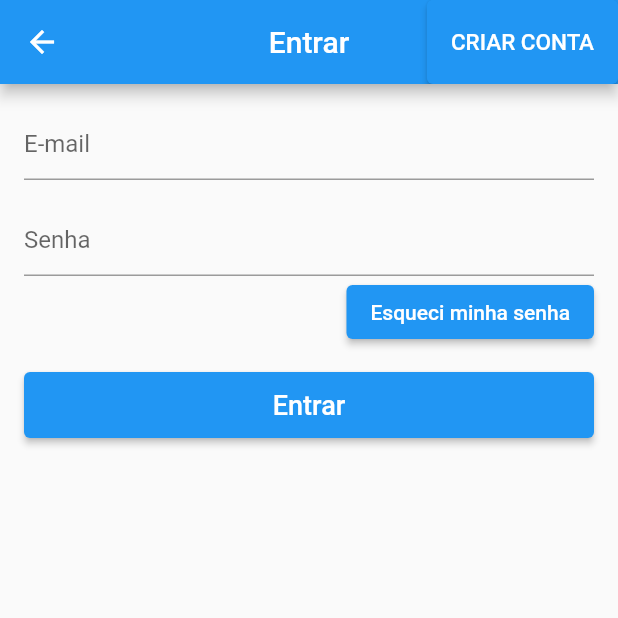
After one commit to Brunocape/loja_cup_cake, a Flutter app: the screen it shows after launch, in the side drawer, after a tap on "Entre ou cadastre-se >", on a phone screen of 412 x 824 dp, the top half of it. The commit adds this screen. Run offline on Flutter 3.47's test engine with Material 2 defaults, Android fonts, the phone set to English and light mode, and no system bars; our stand-ins replace carousel_slider, cloud_firestore, firebase_auth, firebase_core, transparent_image; accounts and stored records are empty.

Commit message:
Login funcionando.

```diff
--- a/lib/main.dart
+++ b/lib/main.dart
@@ -1,4 +1,5 @@
 import 'package:flutter/material.dart';
+import 'package:loja_cup_cake/models/userModel.dart';
 import 'package:loja_cup_cake/pages/homePage.dart';
 import 'package:firebase_core/firebase_core.dart';
 
@@ -17,11 +18,11 @@ class MyApp extends StatelessWidget {
     return MaterialApp(
       title: 'Flutter Cake',
       theme: ThemeData(
-        primarySwatch: Colors.blue,
-        primaryColor: const Color.fromARGB(255, 4, 125, 141)
+          primarySwatch: Colors.blue,
+          primaryColor: const Color.fromARGB(255, 4, 125, 141)
       ),
       debugShowCheckedModeBanner: false,
-      home: HomePage(),
+      home: HomePage(UserModel()),
     );
   }
 }
--- a/lib/models/productData.dart
+++ b/lib/models/productData.dart
@@ -6,7 +6,8 @@ class ProductData {
   late String category;
   late String title;
   late double price;
-  late List images;
+  List images = [];
+  late String description;
 
 
   ProductData.fromDocument(DocumentSnapshot snapshot){
@@ -15,6 +16,7 @@ class ProductData {
     price = snapshot.get("price") + 0.0;
     images = snapshot.get("images");
     category = "";
+    description = snapshot.get("description");
   }
 
   Map<String, dynamic> toResumedMap(){
--- a/lib/pages/homePage.dart
+++ b/lib/pages/homePage.dart
@@ -1,11 +1,14 @@
 import 'package:flutter/material.dart';
+import 'package:loja_cup_cake/models/userModel.dart';
 import 'package:loja_cup_cake/tabs/categoryTab.dart';
 import 'package:loja_cup_cake/tabs/homeTab.dart';
 import 'package:loja_cup_cake/widgets/customDrawer.dart';
 
 class HomePage extends StatelessWidget {
 final _pageController = PageController();
+final UserModel model;
 
+HomePage(this.model);
 
   @override
   Widget build(BuildContext context) {
@@ -15,22 +18,22 @@ final _pageController = PageController();
       children: [
         Scaffold(
           body: HomeTab(),
-          drawer: CustomDrawer(_pageController),
+          drawer: CustomDrawer(_pageController,model),
         ),
         Scaffold(
           appBar: AppBar(
             title: Text("Categorias"),
           ),
           body: CategoryTab(),
-          drawer: CustomDrawer(_pageController),
+          drawer: CustomDrawer(_pageController,model),
         ),
         Scaffold(
           body: Container(color: Colors.yellow,),
-          drawer: CustomDrawer(_pageController),
+          drawer: CustomDrawer(_pageController,model),
         ),
         Scaffold(
           body: Container(color: Colors.green,),
-          drawer: CustomDrawer(_pageController),
+          drawer: CustomDrawer(_pageController,model),
         )
       ],
     );
--- /dev/null
+++ b/lib/pages/loginPage.dart
@@ -0,0 +1,127 @@
+import 'package:flutter/material.dart';
+import 'package:loja_cup_cake/models/userModel.dart';
+import 'package:loja_cup_cake/pages/signUpPage.dart';
+import 'package:loja_cup_cake/services/loadAndToast.dart';
+
+class LoginPage extends StatefulWidget {
+  @override
+  _LoginPageState createState() => _LoginPageState();
+}
+
+class _LoginPageState extends State<LoginPage> {
+  final _emailController = TextEditingController();
+  final _passController = TextEditingController();
+
+  final _formKey = GlobalKey<FormState>();
+  final _scaffoldKey = GlobalKey<ScaffoldState>();
+
+  UserModel model = UserModel();
+
+  @override
+  Widget build(BuildContext context) {
+    return Scaffold(
+      key: _scaffoldKey,
+      appBar: AppBar(
+        title: const Text("Entrar"),
+        centerTitle: true,
+        actions: <Widget>[
+          ElevatedButton(
+            child: const Text(
+              "CRIAR CONTA",
+              style: TextStyle(fontSize: 15.0),
+            ),
+            onPressed: () {
+              Navigator.of(context).pushReplacement(
+                  MaterialPageRoute(builder: (context) => SignUpPage()));
+            },
+          )
+        ],
+      ),
+      body: Form(
+        key: _formKey,
+        child: ListView(
+          padding: const EdgeInsets.all(16.0),
+          children: <Widget>[
+            TextFormField(
+              controller: _emailController,
+              decoration: const InputDecoration(hintText: "E-mail"),
+              keyboardType: TextInputType.emailAddress,
+              validator: (text) {
+                if (text!.isEmpty || !text.contains("@"))
+                  return "E-mail inválido!";
+                return null;
+              },
+            ),
+            const SizedBox(
+              height: 16.0,
+            ),
+            TextFormField(
+              controller: _passController,
+              decoration: const InputDecoration(hintText: "Senha"),
+              obscureText: true,
+              validator: (text) {
+                if (text!.isEmpty) {
+                  return "Senha inválida!";
+                }
+                return null;
+              },
+            ),
+            Align(
+              alignment: Alignment.centerRight,
+              child: ElevatedButton(
+                onPressed: () {
+                  if (_emailController.text.isEmpty) {
+                    ScaffoldMessenger.of(context).showSnackBar(const SnackBar(
+                      content: Text("Insira seu e-mail para recuperação!"),
+                      backgroundColor: Colors.redAccent,
+                      duration: Duration(seconds: 2),
+                    ));
+                  } else {
+                    model.recoverPass(_emailController.text);
+
+                    ScaffoldMessenger.of(context).showSnackBar(SnackBar(
+                      content: Text("Confira seu e-mail!"),
+                      backgroundColor: Theme.of(context).primaryColor,
+                      duration: Duration(seconds: 2),
+                    ));
+                  }
+                },
+                child: const Text(
+                  "Esqueci minha senha",
+                  textAlign: TextAlign.right,
+                ),
+              ),
+            ),
+            const SizedBox(
+              height: 16.0,
+            ),
+            SizedBox(
+              height: 44.0,
+              child: ElevatedButton(
+                child: const Text(
+                  "Entrar",
+                  style: TextStyle(
+                    fontSize: 18.0,
+                  ),
+                ),
+                onPressed: () async {
+                  if (_formKey.currentState!.validate()) {}
+
+                  // ignore: use_build_context_synchronously
+                  LoadAndToast lt = LoadAndToast();
+
+                  lt.showToast(
+                      context,
+                      await model.signIn(
+                          email: _emailController.text,
+                          pass: _passController.text));
+                  Navigator.pop(context, model);
+                },
+              ),
+            ),
+          ],
+        ),
+      ),
+    );
+  }
+}
--- a/lib/tabs/homeTab.dart
+++ b/lib/tabs/homeTab.dart
@@ -29,7 +29,7 @@ class HomeTab extends StatelessWidget {
               backgroundColor: Colors.transparent,
               elevation: 0.0,
               flexibleSpace: FlexibleSpaceBar(
-                title: Text("Pic - Bruno Capelario Santos"),
+                title: Text("Pit - Bruno Capelario Santos"),
                 centerTitle: true,
               ),
             ),
--- a/lib/widgets/customDrawer.dart
+++ b/lib/widgets/customDrawer.dart
@@ -1,10 +1,34 @@
 import 'package:flutter/material.dart';
+import 'package:loja_cup_cake/models/userModel.dart';
+import 'package:loja_cup_cake/pages/loginPage.dart';
 import 'package:loja_cup_cake/tiles/drwerTile.dart';
 
-class CustomDrawer extends StatelessWidget {
+class CustomDrawer extends StatefulWidget {
+
   final PageController _controller;
+  UserModel model;
+  CustomDrawer(this._controller, this.model);
 
-  CustomDrawer(this._controller);
+  @override
+  State<CustomDrawer> createState() => _CustomDrawerState(_controller,model);
+}
+
+class _CustomDrawerState extends State<CustomDrawer> {
+
+  final PageController _controller;
+  UserModel model;
+  _CustomDrawerState(this._controller, this.model);
+
+  @override
+  void initState() {
+    // TODO: implement initState
+    super.initState();
+    model.Iniciar().then((value){
+      setState(() {
+        model;
+      });
+    });
+  }
 
   @override
   Widget build(BuildContext context) {
@@ -15,7 +39,6 @@ class CustomDrawer extends StatelessWidget {
               begin: Alignment.topCenter,
               end: Alignment.bottomCenter)),
     );
-
     return Drawer(
       child: Stack(
         children: [
@@ -43,19 +66,38 @@ class CustomDrawer extends StatelessWidget {
                         bottom: 0.0,
                         child: Column(
                           crossAxisAlignment: CrossAxisAlignment.start,
-                          children:  [
-                           const Text("Olá,",
-                            style: TextStyle(
-                                fontWeight: FontWeight.bold,
-                            fontSize: 18.0),),
+                          children: <Widget>[
+                            Text("Olá, ${!model.isLoggedIn() ? "" : model.userData["name"]}",
+                              style: const TextStyle(
+                                  fontSize: 18.0,
+                                  fontWeight: FontWeight.bold
+                              ),
+                            ),
                             GestureDetector(
-                              onTap: (){},
-                              child: Text("Entre ou Cadastre-se >",
+                              child: Text(
+                                !model.isLoggedIn() ?
+                                "Entre ou cadastre-se >"
+                                    : "Sair",
                                 style: TextStyle(
                                     color: Theme.of(context).primaryColor,
                                     fontSize: 16.0,
                                     fontWeight: FontWeight.bold
-                                ),),
+                                ),
+                              ),
+                              onTap: ()async{
+                                if(!model.isLoggedIn())  {
+                                 var model1 = await Navigator.of(context).push(
+                                      MaterialPageRoute(builder: (context)=>LoginPage())
+                                  );
+                                  setState((){
+                                    model = model1 ?? UserModel();
+                                  });
+                                } else {
+                                  setState(() {
+                                    model.signOut();
+                                  });
+                                }
+                              },
                             )
                           ],
                         ))
--- a/pubspec.yaml
+++ b/pubspec.yaml
@@ -39,7 +39,7 @@ dependencies:
   cloud_firestore: ^3.4.3
   firebase_analytics: ^9.3.0
   firebase_messaging: ^12.0.1
-  carousel_pro: ^1.0.0
+  carousel_slider: ^4.1.1
   transparent_image: ^2.0.0
   scoped_model: ^1.1.0
   firebase_auth: ^3.6.2
```
Also changed, not shown: lib/models/userModel.dart (added, +110 -0 lines), lib/pages/productPage.dart (added, +123 -0 lines), lib/pages/signUpPage.dart (added, +98 -0 lines), lib/services/loadAndToast.dart (added, +31 -0 lines), lib/tiles/productTile.dart (+4 -3 lines), pubspec.lock. Lines whose indentation alone changed are shown as unchanged.
